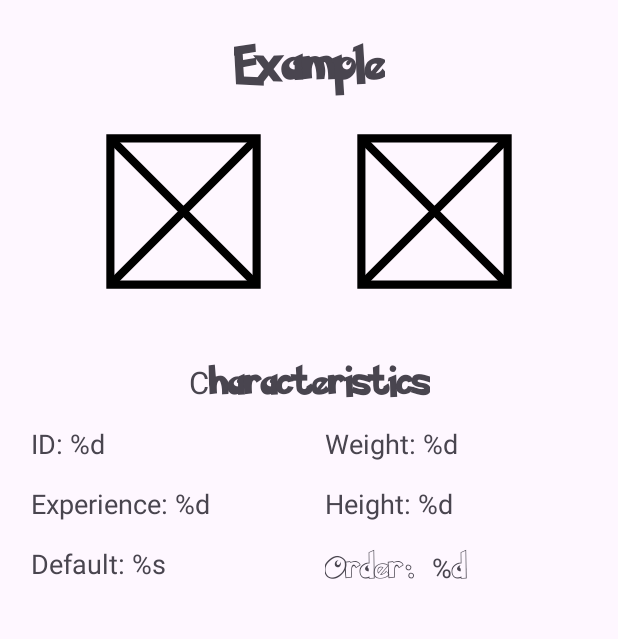
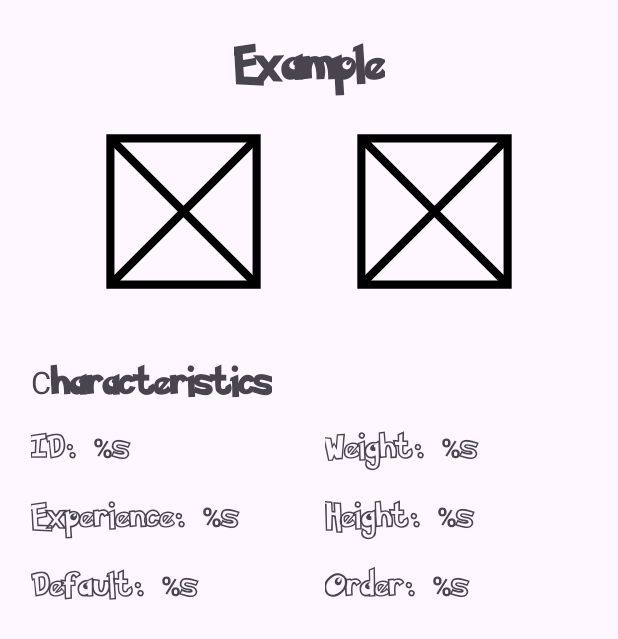
Before and after one commit to arekalov/Pokemons-vk, an Android app: the layout fragment_pokemon_detail.xml on its own in the app's theme, with its tools: preview values and no code run, on a phone screen of 412 x 824 dp. Shown: the top 639 px of the screen. Run offline under Robolectric (Android 15) with nearby library versions, the phone set to English and light mode, and no system bars; Roboto replaces fonts that are not available here.

Commit message:
fix bugs with pagging

```diff
--- a/app/src/main/AndroidManifest.xml
+++ b/app/src/main/AndroidManifest.xml
@@ -2,6 +2,8 @@
 <manifest xmlns:android="http://schemas.android.com/apk/res/android"
     xmlns:tools="http://schemas.android.com/tools">
 
+
+    <uses-permission android:name="android.permission.INTERNET"/>
     <application
         android:allowBackup="true"
         android:dataExtractionRules="@xml/data_extraction_rules"
--- a/app/src/main/java/com/arekalov/pokemons_vk/adapters/PokemonViewBinding.kt
+++ b/app/src/main/java/com/arekalov/pokemons_vk/adapters/PokemonViewBinding.kt
@@ -13,8 +13,9 @@ class PokemonViewBinding(
         binding.apply {
             if (status is Status.OK<*>) {
                 binding.tvName.text = (status.data as Pokemon).name
+                binding.tvId.text = (status.data as Pokemon).id.toString()
                 Glide.with(itemView)
-                    .load((status as Pokemon).sprites.front_default)
+                    .load(((status as Status.OK<*>).data as Pokemon).sprites.front_default)
                     .into(binding.ivImage)
             } else {
                 binding.tvName.text = "Loading error!"
--- a/app/src/main/java/com/arekalov/pokemons_vk/viewmodels/PokemonListViewModel.kt
+++ b/app/src/main/java/com/arekalov/pokemons_vk/viewmodels/PokemonListViewModel.kt
@@ -17,14 +17,14 @@ class PokemonListViewModel(private val repository: PokemonRepository) : ViewMode
     companion object {
         private const val ITEMS_PER_PAGE = 20
     }
-    var productsLiveData = MutableLiveData<PagingData<Status>>()
+    private var productsLiveData = MutableLiveData<PagingData<Status>>()
     private val response = Pager(
         config = PagingConfig(pageSize = ITEMS_PER_PAGE, enablePlaceholders = false),
         pagingSourceFactory = { repository.pokemonPagingRemoteDataSource }
     ).liveData
         .cachedIn(viewModelScope)
 
-    fun getProducts(): LiveData<PagingData<Status>>? {
+    fun getPokemons(): LiveData<PagingData<Status>>? {
         try {
             productsLiveData.value = response.value
             return response
--- a/app/src/main/res/layout/fragment_pokemon_detail.xml
+++ b/app/src/main/res/layout/fragment_pokemon_detail.xml
@@ -48,7 +48,6 @@
         android:layout_height="wrap_content"
         android:layout_marginTop="@dimen/_24sdp"
         app:layout_constraintStart_toStartOf="parent"
-        app:layout_constraintEnd_toEndOf="parent"
         android:text="@string/haracteristics"
         android:textSize="@dimen/_16ssp"
         android:fontFamily="@font/pokemon_solid"
@@ -59,7 +58,8 @@
         android:layout_width="match_parent"
         android:layout_height="match_parent"
         app:layout_constraintGuide_percent="0.5"
-        android:orientation="vertical" />
+        android:orientation="vertical"
+        android:fontFamily="@font/pokemon_hollow"/>
 
     <TextView
         android:id="@+id/tv_id"
@@ -72,7 +72,9 @@
         app:layout_constraintEnd_toStartOf="@id/guideline"
         app:layout_constraintEnd_toEndOf="@id/guideline"
         app:layout_constraintTop_toBottomOf="@id/tv_characteristics"
-        android:textSize="@dimen/_14ssp"/>
+        android:textSize="@dimen/_14ssp"
+        android:textStyle="bold"
+        android:fontFamily="@font/pokemon_hollow"/>
 
 
     <TextView
@@ -86,7 +88,9 @@
         app:layout_constraintEnd_toStartOf="@id/guideline"
         app:layout_constraintEnd_toEndOf="@id/guideline"
         app:layout_constraintTop_toBottomOf="@id/tv_id"
-        android:textSize="@dimen/_14ssp"/>
+        android:textSize="@dimen/_14ssp"
+        android:textStyle="bold"
+        android:fontFamily="@font/pokemon_hollow"/>
 
     <TextView
         android:id="@+id/tv_is_default"
@@ -99,10 +103,12 @@
         app:layout_constraintEnd_toStartOf="@id/guideline"
         app:layout_constraintEnd_toEndOf="@id/guideline"
         app:layout_constraintTop_toBottomOf="@id/tv_base_experience"
-        android:textSize="@dimen/_14ssp"/>
+        android:textSize="@dimen/_14ssp"
+        android:textStyle="bold"
+        android:fontFamily="@font/pokemon_hollow"/>
 
     <TextView
-        android:id="@+id/weight"
+        android:id="@+id/tv_weight"
         android:layout_width="0dp"
         android:layout_height="wrap_content"
         android:text="@string/weight"
@@ -111,10 +117,12 @@
         app:layout_constraintStart_toEndOf="@id/guideline"
         app:layout_constraintEnd_toEndOf="parent"
         app:layout_constraintTop_toBottomOf="@id/tv_characteristics"
-        android:textSize="@dimen/_14ssp"/>
+        android:textSize="@dimen/_14ssp"
+        android:textStyle="bold"
+        android:fontFamily="@font/pokemon_hollow"/>
 
     <TextView
-        android:id="@+id/height"
+        android:id="@+id/tv_height"
         android:layout_width="0dp"
         android:layout_height="wrap_content"
         android:text="@string/height"
@@ -122,11 +130,13 @@
         android:layout_marginStart="@dimen/_8sdp"
         app:layout_constraintStart_toEndOf="@id/guideline"
         app:layout_constraintEnd_toEndOf="parent"
-        app:layout_constraintTop_toBottomOf="@id/weight"
-        android:textSize="@dimen/_14ssp"/>
+        app:layout_constraintTop_toBottomOf="@id/tv_weight"
+        android:textSize="@dimen/_14ssp"
+        android:textStyle="bold"
+        android:fontFamily="@font/pokemon_hollow"/>
 
     <TextView
-        android:id="@+id/order"
+        android:id="@+id/tv_order"
         android:layout_width="0dp"
         android:layout_height="wrap_content"
         android:text="@string/order"
@@ -134,8 +144,9 @@
         android:layout_marginStart="@dimen/_8sdp"
         app:layout_constraintStart_toEndOf="@id/guideline"
         app:layout_constraintEnd_toEndOf="parent"
-        app:layout_constraintTop_toBottomOf="@id/height"
+        app:layout_constraintTop_toBottomOf="@id/tv_height"
         android:textSize="@dimen/_14ssp"
+        android:textStyle="bold"
         android:fontFamily="@font/pokemon_hollow"/>
 
 
--- a/app/src/main/res/values/strings.xml
+++ b/app/src/main/res/values/strings.xml
@@ -5,10 +5,11 @@
     <string name="networkError">Ошибка сети</string>
     <string name="example">Example</string>
     <string name="haracteristics">Сharacteristics</string>
-    <string name="id">ID: %d</string>
-    <string name="base_experience">Experience: %d</string>
+    <string name="id">ID: %s</string>
+    <string name="base_experience">Experience: %s</string>
     <string name="is_default">Default: %s</string>
-    <string name="weight">Weight: %d</string>
-    <string name="height">Height: %d</string>
-    <string name="order">Order: %d</string>
+    <string name="weight">Weight: %s</string>
+    <string name="height">Height: %s</string>
+    <string name="order">Order: %s</string>
+    <string name="_1">1</string>
 </resources>
--- a/build.gradle.kts
+++ b/build.gradle.kts
@@ -4,3 +4,9 @@ plugins {
     alias(libs.plugins.jetbrains.kotlin.android) apply false
     alias(libs.plugins.jetbrains.kotlin.jvm) apply false
 }
+buildscript {
+    dependencies {
+        val nav_version = "2.7.7"
+        classpath(libs.androidx.navigation.safe.args.gradle.plugin)
+    }
+}
--- a/data/src/main/java/com/arekalov/data/api/PokemonPagingRemoteDataSource.kt
+++ b/data/src/main/java/com/arekalov/data/api/PokemonPagingRemoteDataSource.kt
@@ -21,15 +21,15 @@ class PokemonPagingRemoteDataSource @Inject constructor(
     override fun getRefreshKey(state: PagingState<Int, Status>): Int? {
         val position = state.anchorPosition ?: return null
         val status = state.closestItemToPosition(position) ?: return null
-        return ensureValidKey(key = (status as Pokemon).id - (state.config.pageSize))
+        return ensureValidKey(key = (status as Pokemon).id - (state.config.pageSize / 2))
     }
 
     override suspend fun load(params: LoadParams<Int>): LoadResult<Int, Status> {
         val start = params.key ?: STARTING_KEY
         try {
-            delay(2000)
             val loadSize = minOf(params.loadSize, PAGE_SIZE)
-            val loaded = pokemonRemoteDataSource.getPokemonList(start, loadSize)
+            val loaded = pokemonRemoteDataSource.getPokemonList(PAGE_SIZE, start)
+            println("Start:$start loadsize: $loadSize params.loadsize: ${params.loadSize}")
             return LoadResult.Page(
                 data = loaded,
                 prevKey = when (start) {
--- a/data/src/main/java/com/arekalov/data/model/Pokemon.kt
+++ b/data/src/main/java/com/arekalov/data/model/Pokemon.kt
@@ -1,4 +1,6 @@
 package com.arekalov.data.model
+
+import java.io.Serializable
 
 data class Pokemon(
     val name: String,
@@ -9,4 +11,4 @@ data class Pokemon(
     val weight: Int,
     val order: Int,
     val sprites: Sprites,
-)
+) : Serializable
--- a/gradle/libs.versions.toml
+++ b/gradle/libs.versions.toml
@@ -24,9 +24,11 @@ sspAndroid = "1.1.1"
 
 [libraries]
 androidx-core-ktx = { group = "androidx.core", name = "core-ktx", version.ref = "coreKtx" }
+androidx-navigation-safe-args-gradle-plugin = { module = "androidx.navigation:navigation-safe-args-gradle-plugin", version.ref = "navigationFragmentKtx" }
 androidx-paging-runtime = { module = "androidx.paging:paging-runtime", version.ref = "pagingRuntime" }
 converter-gson = { module = "com.squareup.retrofit2:converter-gson", version.ref = "retrofit" }
 dagger = { module = "com.google.dagger:dagger", version.ref = "dagger" }
+dagger-compiler = { module = "com.google.dagger:dagger-compiler", version.ref = "dagger" }
 glide = { module = "com.github.bumptech.glide:glide", version.ref = "glide" }
 junit = { group = "junit", name = "junit", version.ref = "junit" }
 androidx-junit = { group = "androidx.test.ext", name = "junit", version.ref = "junitVersion" }
```
Also changed, not shown: app/build.gradle.kts (+3 -10 lines), app/src/main/java/com/arekalov/pokemons_vk/MainActivity.kt (+5 -5 lines), app/src/main/java/com/arekalov/pokemons_vk/di/AppComponent.kt (added, +31 -0 lines), app/src/main/java/com/arekalov/pokemons_vk/fragments/PokemonDetailFragment.kt (+38 -8 lines), app/src/main/java/com/arekalov/pokemons_vk/fragments/PokemonListFragment.kt (+50 -3 lines), app/src/main/res/layout/pokemon_card.xml (+27 -11 lines), app/src/main/res/navigation/navigation_graph.xml (+14 -2 lines).
